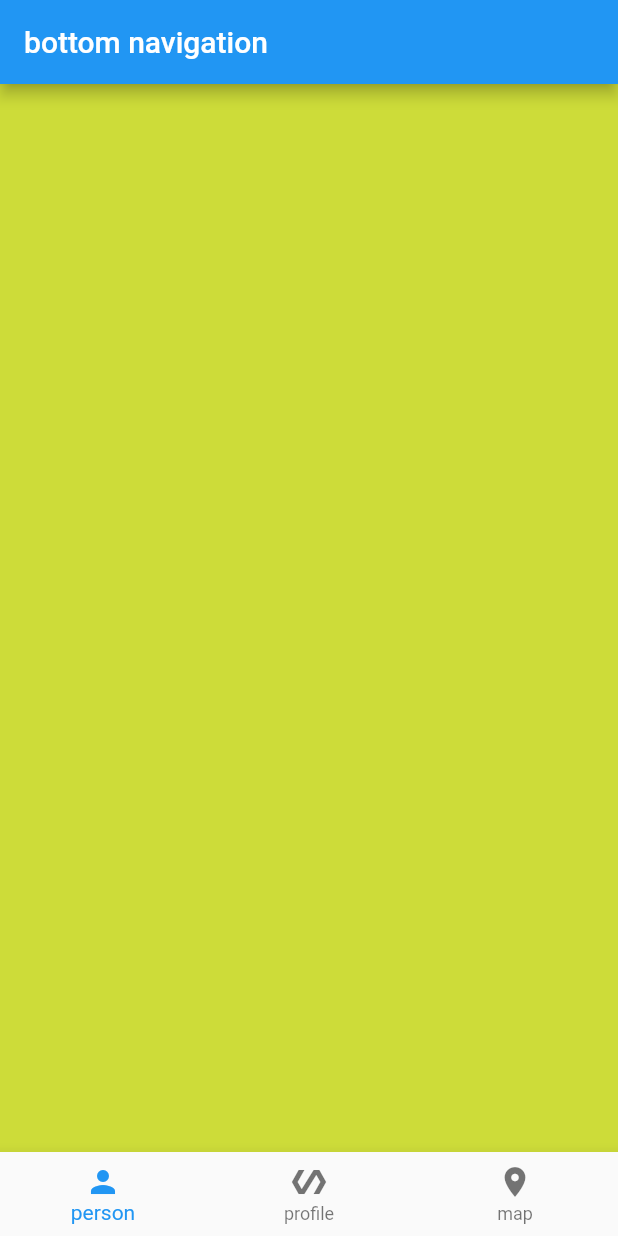
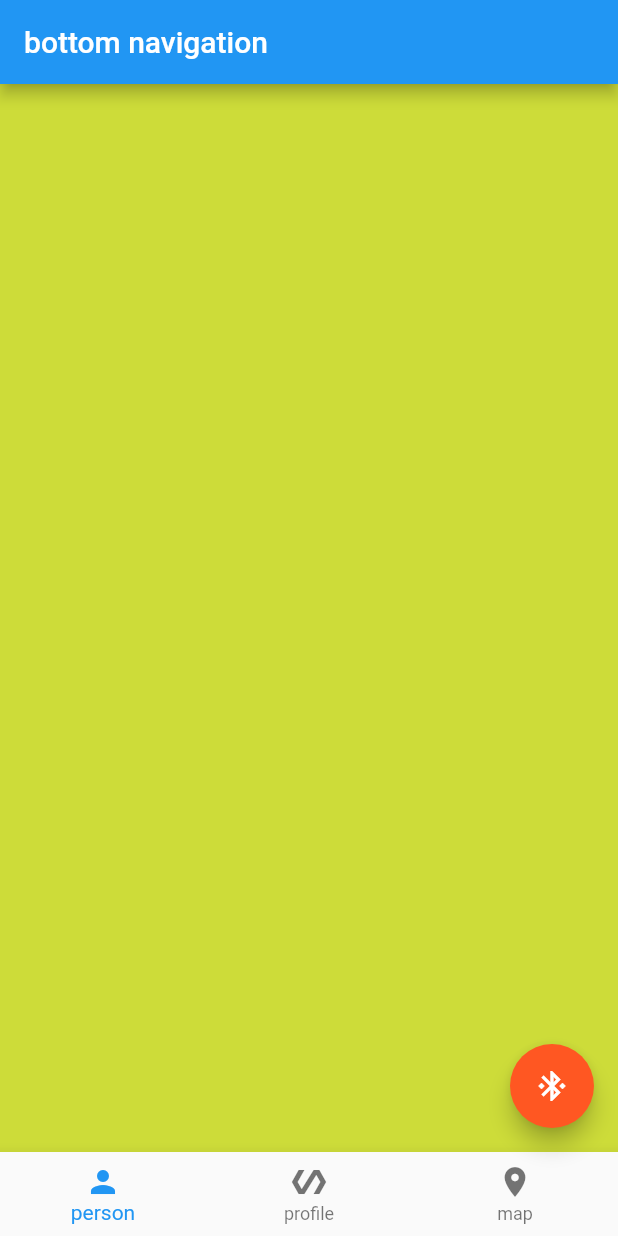
Before and after one commit to AliAlsed/flutter-bottomNav, a Flutter app: the screen it shows after launch, on a phone screen of 412 x 824 dp. Run offline on Flutter 3.47's test engine with Material 2 defaults, Android fonts, the phone set to English and light mode, and no system bars.

Commit message:
bottom navigation with floatingAction Button

```diff
--- a/lib/main.dart
+++ b/lib/main.dart
@@ -22,6 +22,12 @@ class MyAppState extends State<MyApp> {
           body: Container(
             color: Colors.lime,
           ),
+          floatingActionButton: FloatingActionButton(
+            onPressed:() => debugPrint("hi"),
+            tooltip: 'hi',
+            child : Icon(Icons.bluetooth_connected),
+            backgroundColor: Colors.deepOrange
+          ),
           bottomNavigationBar:
               BottomNavigationBar(currentIndex: _current, items: [
             BottomNavigationBarItem(
```
Also changed, not shown: 1 other file.
